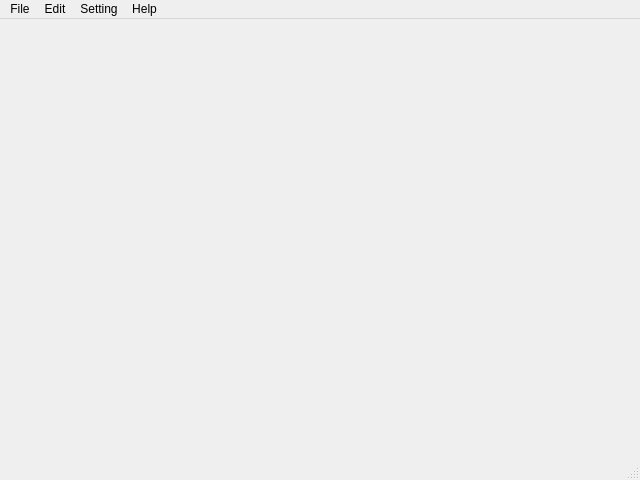
Before: the Qt Designer form src/GUI.ui in devRCR/NIT-RP10, drawn with Qt 5.
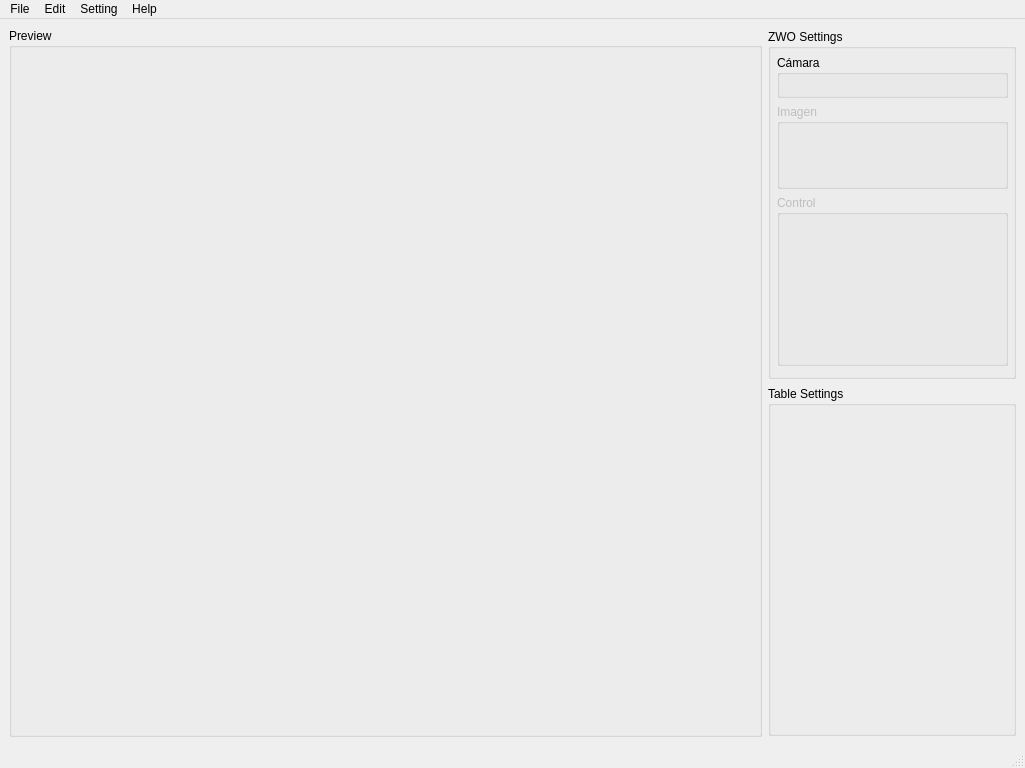
After: the same form once the commit is applied.

```diff
--- a/src/GUI.ui
+++ b/src/GUI.ui
@@ -6,20 +6,184 @@
    <rect>
     <x>0</x>
     <y>0</y>
-    <width>640</width>
-    <height>480</height>
+    <width>1025</width>
+    <height>768</height>
    </rect>
   </property>
+  <property name="sizePolicy">
+   <sizepolicy hsizetype="Expanding" vsizetype="Expanding">
+    <horstretch>0</horstretch>
+    <verstretch>0</verstretch>
+   </sizepolicy>
+  </property>
+  <property name="minimumSize">
+   <size>
+    <width>1024</width>
+    <height>768</height>
+   </size>
+  </property>
   <property name="windowTitle">
    <string>NIT RP10</string>
   </property>
-  <widget class="QWidget" name="centralwidget"/>
+  <property name="documentMode">
+   <bool>false</bool>
+  </property>
+  <property name="tabShape">
+   <enum>QTabWidget::Rounded</enum>
+  </property>
+  <widget class="QWidget" name="centralwidget">
+   <property name="sizePolicy">
+    <sizepolicy hsizetype="Expanding" vsizetype="Expanding">
+     <horstretch>0</horstretch>
+     <verstretch>0</verstretch>
+    </sizepolicy>
+   </property>
+   <layout class="QGridLayout" name="gridLayout">
+    <item row="0" column="0">
+     <layout class="QHBoxLayout" name="mainLayout" stretch="3,1">
+      <property name="sizeConstraint">
+       <enum>QLayout::SetDefaultConstraint</enum>
+      </property>
+      <item>
+       <widget class="QGroupBox" name="groupBox">
+        <property name="sizePolicy">
+         <sizepolicy hsizetype="Expanding" vsizetype="Expanding">
+          <horstretch>0</horstretch>
+          <verstretch>0</verstretch>
+         </sizepolicy>
+        </property>
+        <property name="title">
+         <string>Preview</string>
+        </property>
+       </widget>
+      </item>
+      <item>
+       <layout class="QVBoxLayout" name="verticalLayout">
+        <item>
+         <widget class="QGroupBox" name="ZWOSettings">
+          <property name="enabled">
+           <bool>true</bool>
+          </property>
+          <property name="sizePolicy">
+           <sizepolicy hsizetype="Expanding" vsizetype="Expanding">
+            <horstretch>0</horstretch>
+            <verstretch>0</verstretch>
+           </sizepolicy>
+          </property>
+          <property name="maximumSize">
+           <size>
+            <width>248</width>
+            <height>350</height>
+           </size>
+          </property>
+          <property name="contextMenuPolicy">
+           <enum>Qt::DefaultContextMenu</enum>
+          </property>
+          <property name="layoutDirection">
+           <enum>Qt::LeftToRight</enum>
+          </property>
+          <property name="autoFillBackground">
+           <bool>false</bool>
+          </property>
+          <property name="title">
+           <string>ZWO Settings</string>
+          </property>
+          <property name="flat">
+           <bool>true</bool>
+          </property>
+          <property name="checkable">
+           <bool>false</bool>
+          </property>
+          <widget class="QWidget" name="verticalLayoutWidget">
+           <property name="geometry">
+            <rect>
+             <x>9</x>
+             <y>26</y>
+             <width>231</width>
+             <height>311</height>
+            </rect>
+           </property>
+           <layout class="QVBoxLayout" name="verticalLayout_2" stretch="1,2,4">
+            <item>
+             <widget class="QGroupBox" name="cameraGroup">
+              <property name="sizePolicy">
+               <sizepolicy hsizetype="Expanding" vsizetype="Expanding">
+                <horstretch>0</horstretch>
+                <verstretch>0</verstretch>
+               </sizepolicy>
+              </property>
+              <property name="title">
+               <string>Cámara</string>
+              </property>
+             </widget>
+            </item>
+            <item>
+             <widget class="QGroupBox" name="imageGroup">
+              <property name="enabled">
+               <bool>false</bool>
+              </property>
+              <property name="sizePolicy">
+               <sizepolicy hsizetype="Expanding" vsizetype="Expanding">
+                <horstretch>0</horstretch>
+                <verstretch>0</verstretch>
+               </sizepolicy>
+              </property>
+              <property name="title">
+               <string>Imagen</string>
+              </property>
+             </widget>
+            </item>
+            <item>
+             <widget class="QGroupBox" name="controlGroup">
+              <property name="enabled">
+               <bool>false</bool>
+              </property>
+              <property name="sizePolicy">
+               <sizepolicy hsizetype="Expanding" vsizetype="Expanding">
+                <horstretch>0</horstretch>
+                <verstretch>0</verstretch>
+               </sizepolicy>
+              </property>
+              <property name="title">
+               <string>Control</string>
+              </property>
+             </widget>
+            </item>
+           </layout>
+          </widget>
+         </widget>
+        </item>
+        <item>
+         <widget class="QGroupBox" name="TableSettings">
+          <property name="sizePolicy">
+           <sizepolicy hsizetype="Expanding" vsizetype="Expanding">
+            <horstretch>0</horstretch>
+            <verstretch>0</verstretch>
+           </sizepolicy>
+          </property>
+          <property name="maximumSize">
+           <size>
+            <width>248</width>
+            <height>350</height>
+           </size>
+          </property>
+          <property name="title">
+           <string>Table Settings</string>
+          </property>
+         </widget>
+        </item>
+       </layout>
+      </item>
+     </layout>
+    </item>
+   </layout>
+  </widget>
   <widget class="QMenuBar" name="menubar">
    <property name="geometry">
     <rect>
      <x>0</x>
      <y>0</y>
-     <width>640</width>
+     <width>1025</width>
      <height>21</height>
     </rect>
    </property>
```
Left out of the diff: 3 changed lines with no effect on the pictures.
